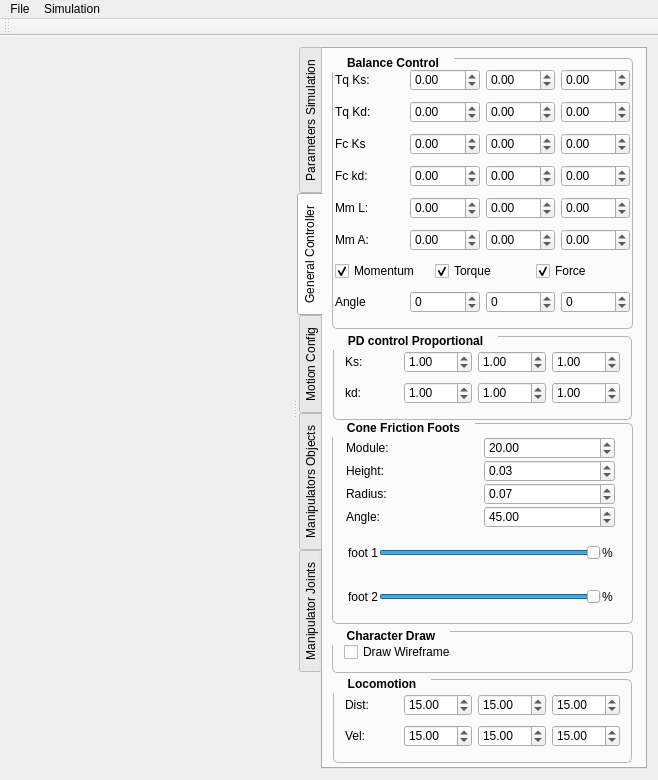
Above: mainwindow.ui from dtbinh/Physics before the change. Below: the same form after it.
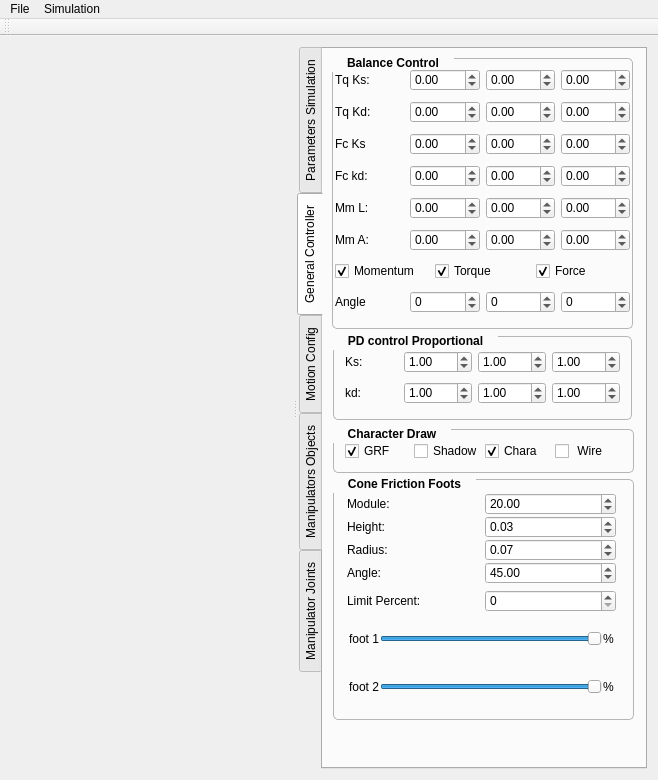
That is the form after the change. Custom widgets are drawn as their Qt base class.

```diff
--- a/mainwindow.ui
+++ b/mainwindow.ui
@@ -676,192 +676,13 @@
              </item>
             </layout>
            </widget>
-           <widget class="QGroupBox" name="groupBox_7">
-            <property name="geometry">
-             <rect>
-              <x>9</x>
-              <y>582</y>
-              <width>301</width>
-              <height>42</height>
-             </rect>
-            </property>
-            <property name="font">
-             <font>
-              <pointsize>9</pointsize>
-              <weight>75</weight>
-              <bold>true</bold>
-             </font>
-            </property>
-            <property name="styleSheet">
-             <string notr="true">QGroupBox::title { 
-   
-     subcontrol-position: top left; /* position at the top left*/ 
-  padding: 2px 13px;
-   margin-top: -5px;
-    
- }
-
-QGroupBox{
-   border: 1px solid rgb(182, 181, 179);
-  border-radius: 5px;
-}</string>
-            </property>
-            <property name="title">
-             <string>Character Draw</string>
-            </property>
-            <layout class="QGridLayout" name="gridLayout_14">
-             <item row="0" column="0">
-              <widget class="QCheckBox" name="checkWireChara">
-               <property name="text">
-                <string>Draw Wireframe</string>
-               </property>
-              </widget>
-             </item>
-            </layout>
-           </widget>
-           <widget class="QGroupBox" name="groupBox_8">
-            <property name="geometry">
-             <rect>
-              <x>10</x>
-              <y>630</y>
-              <width>299</width>
-              <height>84</height>
-             </rect>
-            </property>
-            <property name="font">
-             <font>
-              <pointsize>9</pointsize>
-              <weight>75</weight>
-              <bold>true</bold>
-             </font>
-            </property>
-            <property name="styleSheet">
-             <string notr="true">QGroupBox::title { 
-   
-     subcontrol-position: top left; /* position at the top left*/ 
-  padding: 2px 13px;
-   margin-top: -5px;
-    
- }
-
-QGroupBox{
-   border: 1px solid rgb(182, 181, 179);
-  border-radius: 5px;
-}</string>
-            </property>
-            <property name="title">
-             <string>Locomotion</string>
-            </property>
-            <layout class="QGridLayout" name="gridLayout_11">
-             <item row="0" column="0">
-              <layout class="QHBoxLayout" name="horizontalLayout_23">
-               <item>
-                <widget class="QLabel" name="label_24">
-                 <property name="text">
-                  <string>Dist:</string>
-                 </property>
-                </widget>
-               </item>
-               <item>
-                <widget class="QDoubleSpinBox" name="xLocDist">
-                 <property name="minimum">
-                  <double>-999.000000000000000</double>
-                 </property>
-                 <property name="maximum">
-                  <double>999.000000000000000</double>
-                 </property>
-                 <property name="value">
-                  <double>15.000000000000000</double>
-                 </property>
-                </widget>
-               </item>
-               <item>
-                <widget class="QDoubleSpinBox" name="yLocDist">
-                 <property name="minimum">
-                  <double>-999.000000000000000</double>
-                 </property>
-                 <property name="maximum">
-                  <double>999.000000000000000</double>
-                 </property>
-                 <property name="value">
-                  <double>15.000000000000000</double>
-                 </property>
-                </widget>
-               </item>
-               <item>
-                <widget class="QDoubleSpinBox" name="zLocDist">
-                 <property name="minimum">
-                  <double>-999.000000000000000</double>
-                 </property>
-                 <property name="maximum">
-                  <double>999.000000000000000</double>
-                 </property>
-                 <property name="value">
-                  <double>15.000000000000000</double>
-                 </property>
-                </widget>
-               </item>
-              </layout>
-             </item>
-             <item row="1" column="0">
-              <layout class="QHBoxLayout" name="horizontalLayout_24">
-               <item>
-                <widget class="QLabel" name="label_25">
-                 <property name="text">
-                  <string>Vel:</string>
-                 </property>
-                </widget>
-               </item>
-               <item>
-                <widget class="QDoubleSpinBox" name="xLocVel">
-                 <property name="minimum">
-                  <double>-999.000000000000000</double>
-                 </property>
-                 <property name="maximum">
-                  <double>999.000000000000000</double>
-                 </property>
-                 <property name="value">
-                  <double>15.000000000000000</double>
-                 </property>
-                </widget>
-               </item>
-               <item>
-                <widget class="QDoubleSpinBox" name="yLocVel">
-                 <property name="minimum">
-                  <double>-999.000000000000000</double>
-                 </property>
-                 <property name="maximum">
-                  <double>999.000000000000000</double>
-                 </property>
-                 <property name="value">
-                  <double>15.000000000000000</double>
-                 </property>
-                </widget>
-               </item>
-               <item>
-                <widget class="QDoubleSpinBox" name="zLocVel">
-                 <property name="minimum">
-                  <double>-999.000000000000000</double>
-                 </property>
-                 <property name="maximum">
-                  <double>999.000000000000000</double>
-                 </property>
-                 <property name="value">
-                  <double>15.000000000000000</double>
-                 </property>
-                </widget>
-               </item>
-              </layout>
-             </item>
-            </layout>
-           </widget>
            <widget class="QGroupBox" name="groupBoxCone">
             <property name="geometry">
              <rect>
-              <x>9</x>
-              <y>374</y>
+              <x>10</x>
+              <y>430</y>
               <width>301</width>
-              <height>201</height>
+              <height>241</height>
              </rect>
             </property>
             <property name="font">
@@ -894,7 +715,7 @@
                <x>3</x>
                <y>3</y>
                <width>291</width>
-               <height>201</height>
+               <height>236</height>
               </rect>
              </property>
              <layout class="QVBoxLayout" name="verticalLayout_3">
@@ -1004,6 +825,24 @@
                 </item>
                </layout>
               </item>
+              <item>
+               <layout class="QHBoxLayout" name="horizontalLayout_23">
+                <item>
+                 <widget class="QLabel" name="label_24">
+                  <property name="text">
+                   <string>Limit Percent:</string>
+                  </property>
+                 </widget>
+                </item>
+                <item>
+                 <widget class="QSpinBox" name="coneLimit">
+                  <property name="maximum">
+                   <number>100</number>
+                  </property>
+                 </widget>
+                </item>
+               </layout>
+              </item>
               <item>
                <widget class="QFrame" name="FootLeft">
                 <layout class="QHBoxLayout" name="horizontalLayout_25">
@@ -1091,6 +930,83 @@
              </layout>
             </widget>
            </widget>
+           <widget class="QGroupBox" name="groupBox_7">
+            <property name="geometry">
+             <rect>
+              <x>10</x>
+              <y>380</y>
+              <width>301</width>
+              <height>44</height>
+             </rect>
+            </property>
+            <property name="font">
+             <font>
+              <pointsize>9</pointsize>
+              <weight>75</weight>
+              <bold>true</bold>
+             </font>
+            </property>
+            <property name="styleSheet">
+             <string notr="true">QGroupBox::title { 
+   
+     subcontrol-position: top left; /* position at the top left*/ 
+  padding: 2px 13px;
+   margin-top: -5px;
+    
+ }
+
+QGroupBox{
+   border: 1px solid rgb(182, 181, 179);
+  border-radius: 5px;
+}</string>
+            </property>
+            <property name="title">
+             <string>Character Draw</string>
+            </property>
+            <layout class="QGridLayout" name="gridLayout_11">
+             <item row="0" column="0">
+              <layout class="QHBoxLayout" name="horizontalLayout_24">
+               <property name="spacing">
+                <number>2</number>
+               </property>
+               <item>
+                <widget class="QCheckBox" name="checkGRF">
+                 <property name="text">
+                  <string>GRF</string>
+                 </property>
+                 <property name="checked">
+                  <bool>true</bool>
+                 </property>
+                </widget>
+               </item>
+               <item>
+                <widget class="QCheckBox" name="checkShadow">
+                 <property name="text">
+                  <string>Shadow</string>
+                 </property>
+                </widget>
+               </item>
+               <item>
+                <widget class="QCheckBox" name="checkShowChara">
+                 <property name="text">
+                  <string>Chara</string>
+                 </property>
+                 <property name="checked">
+                  <bool>true</bool>
+                 </property>
+                </widget>
+               </item>
+               <item>
+                <widget class="QCheckBox" name="checkWireChara">
+                 <property name="text">
+                  <string> Wire</string>
+                 </property>
+                </widget>
+               </item>
+              </layout>
+             </item>
+            </layout>
+           </widget>
           </widget>
           <widget class="QWidget" name="tab_2">
            <attribute name="title">
@@ -1275,22 +1191,6 @@
              </item>
             </layout>
            </widget>
-           <widget class="QCheckBox" name="checkShowChara">
-            <property name="geometry">
-             <rect>
-              <x>20</x>
-              <y>170</y>
-              <width>161</width>
-              <height>22</height>
-             </rect>
-            </property>
-            <property name="text">
-             <string>Show Character</string>
-            </property>
-            <property name="checked">
-             <bool>true</bool>
-            </property>
-           </widget>
            <widget class="QWidget" name="layoutWidget">
             <property name="geometry">
              <rect>
```
Left out of the diff: 195 changed lines with no effect on the pictures.
